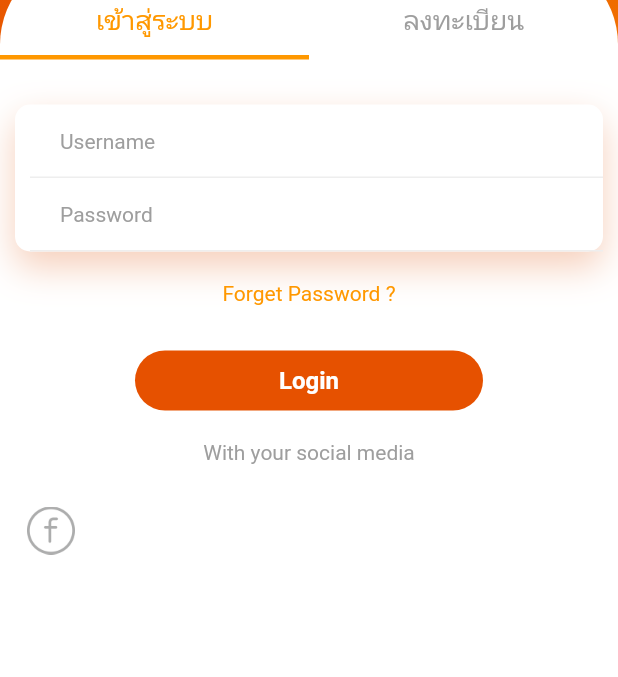
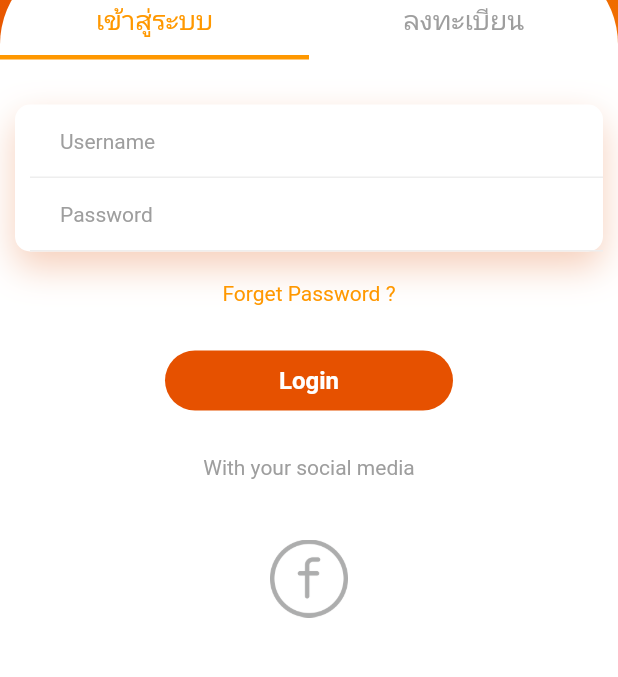
Before and after one commit to AChalee/Project_kmutt_news, a Flutter app: the screen it shows after launch, item 3 of the bottom bar chosen, after a tap on "Login", on a phone screen of 412 x 824 dp, the part 230-907 px from its top. Run offline on Flutter 3.47's test engine with Material 2 defaults, Android fonts, the phone set to English and light mode, and no system bars; our stand-ins replace cloud_firestore, firebase_storage, google_fonts, image_picker; accounts and stored records are empty; network calls fail; Roboto replaces fonts that are missing (Prompt, Sansita).

Commit message:
update login ui

```diff
--- a/lib/views/login_tab_view.dart
+++ b/lib/views/login_tab_view.dart
@@ -60,10 +60,13 @@ class LoginTabView extends StatelessWidget {
             "Forget Password ?",
             style: TextStyle(color: Colors.orange),
           ),
-          SizedBox(
-            height: 30,
-          ),
+          SizedBox(height: 10),
           Container(
+            child: InkWell(
+                onTap: () {},
+                child: Padding(
+                  padding: const EdgeInsets.all(20),
+                  child: Container(
                     height: 40,
                     margin: EdgeInsets.symmetric(horizontal: 80),
                     decoration: BoxDecoration(
@@ -79,8 +82,10 @@ class LoginTabView extends StatelessWidget {
                       ),
                     ),
                   ),
+                )),
+          ),
           SizedBox(
-            height: 20,
+            height: 10,
           ),
           Text(
             "With your social media",
@@ -89,14 +94,22 @@ class LoginTabView extends StatelessWidget {
           SizedBox(
             height: 20,
           ),
-          Row(
-            crossAxisAlignment: CrossAxisAlignment.center,
-            children: [
-              IconButton(
-                icon: Image.asset("assets/icons/facebook.png"),
-                onPressed: () {},
+          Container(
+            child: InkWell(
+              onTap: () {},
+              child: Padding(
+                padding: const EdgeInsets.all(20),
+                child: Container(
+                  alignment: Alignment.center,
+                  height: 52,
+                  width: 52,
+                  decoration: BoxDecoration(
+                      color: Colors.white, shape: BoxShape.circle),
+                  child: Image.asset("assets/icons/facebook.png"),
                 ),
-            ],
+              ),
+            ),
+          )
           // children: <Widget>[
           //   Expanded(
           //     child: Container(
@@ -108,7 +121,6 @@ class LoginTabView extends StatelessWidget {
           //     ),
           //   )
           // ],
-          )
         ],
       ),
     );
```
Also changed, not shown: 1 other file. Lines whose indentation alone changed are shown as unchanged.
